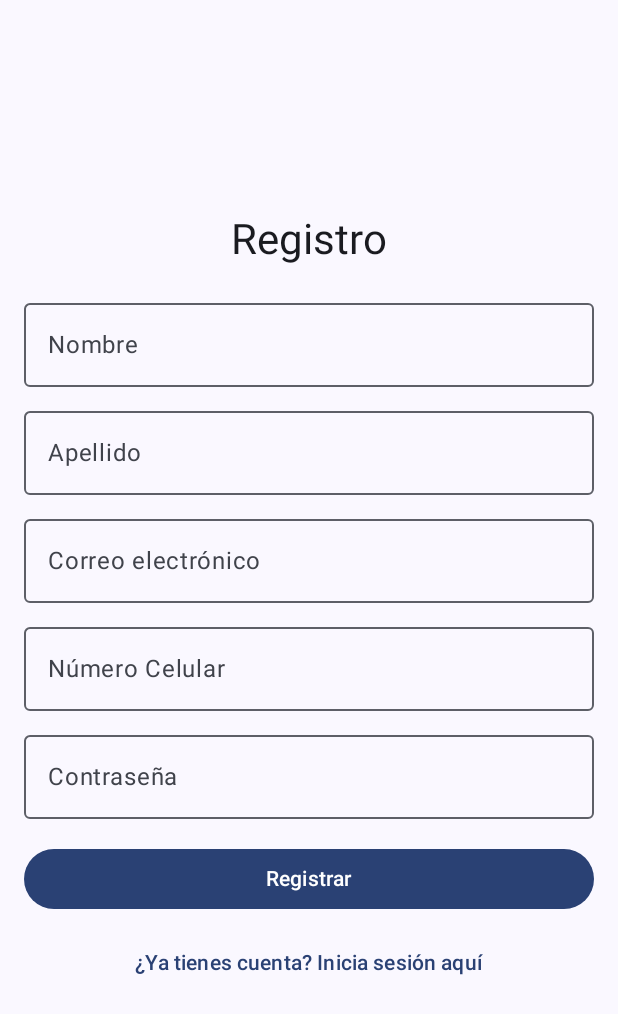
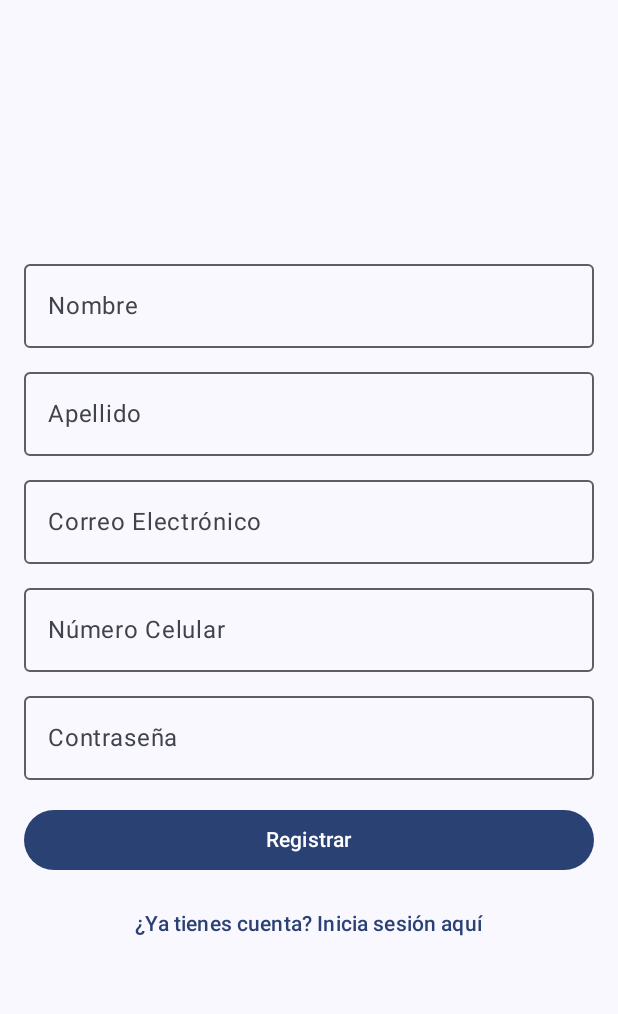
Before and after one commit to maurixcubas/TP_FINAL, an Android app built with Jetpack Compose: the RegistrationScreen screen opened through its navigation route, on a phone screen of 412 x 824 dp. Shown: the top 1014 px of the screen. Run offline under Robolectric (Android 15) with nearby library versions, the phone set to English and light mode, and no system bars; our stand-ins replace livedata-compose; 2 statements that could not run were skipped.

Commit message:
se ha agregado archivo de registro

```diff
--- a/TPfinal/app/src/main/AndroidManifest.xml
+++ b/TPfinal/app/src/main/AndroidManifest.xml
@@ -1,7 +1,7 @@
 <?xml version="1.0" encoding="utf-8"?>
 <manifest xmlns:android="http://schemas.android.com/apk/res/android"
     xmlns:tools="http://schemas.android.com/tools">
-    <uses-permission android:name="android.permission.INTERNET" />
+    <uses-permission android:name="android.permission.INTERNET"/>
     <application
         android:allowBackup="true"
         android:dataExtractionRules="@xml/data_extraction_rules"
--- a/TPfinal/app/src/main/java/com/elidacaceres/tpfinal/MainActivity.kt
+++ b/TPfinal/app/src/main/java/com/elidacaceres/tpfinal/MainActivity.kt
@@ -29,7 +29,8 @@ class MainActivity : ComponentActivity() {
                     // Pantalla de inicio de sesión
                     composable("login") {
                         LoginScreen(
-                            onNavigateToRegister = { navController.navigate("registration") }
+                            onNavigateToRegister = { navController.navigate("registration") },
+                            onNavigateToChat = { navController.navigate("chat") } // Navega al chat
                         )
                     }
                     // Pantalla de registro
--- a/TPfinal/app/src/main/java/com/elidacaceres/tpfinal/RegistrationScreen.kt
+++ b/TPfinal/app/src/main/java/com/elidacaceres/tpfinal/RegistrationScreen.kt
@@ -8,9 +8,9 @@ import androidx.compose.runtime.livedata.observeAsState
 import androidx.compose.ui.Alignment
 import androidx.compose.ui.Modifier
 import androidx.compose.ui.text.input.PasswordVisualTransformation
+import androidx.compose.ui.text.input.VisualTransformation
 import androidx.compose.ui.unit.dp
 import androidx.lifecycle.viewmodel.compose.viewModel
-import com.elidacaceres.tpfinal.ui.theme.TPfinalTheme
 
 @Composable
 fun RegistrationScreen(onNavigateToLogin: () -> Unit, viewModel: RegisterViewModel = viewModel()) {
@@ -20,7 +20,7 @@ fun RegistrationScreen(onNavigateToLogin: () -> Unit, viewModel: RegisterViewMod
     var phoneNumber by remember { mutableStateOf("") }
     var password by remember { mutableStateOf("") }
 
-    val registrationResult by viewModel.registrationResult.observeAsState(initial = "")
+    val registrationState by viewModel.registrationState.observeAsState(RegistrationState.Idle)
 
     Scaffold(
         modifier = Modifier.fillMaxSize(),
@@ -33,70 +33,97 @@ fun RegistrationScreen(onNavigateToLogin: () -> Unit, viewModel: RegisterViewMod
                 verticalArrangement = Arrangement.Center,
                 horizontalAlignment = Alignment.CenterHorizontally
             ) {
-                Text(
-                    text = "Registro",
-                    style = MaterialTheme.typography.headlineMedium
+                RegistrationTextField(
+                    value = firstName,
+                    label = "Nombre",
+                    onValueChange = { firstName = it }
+                )
+                Spacer(modifier = Modifier.height(8.dp))
+
+                RegistrationTextField(
+                    value = lastName,
+                    label = "Apellido",
+                    onValueChange = { lastName = it }
+                )
+                Spacer(modifier = Modifier.height(8.dp))
+
+                RegistrationTextField(
+                    value = email,
+                    label = "Correo Electrónico",
+                    onValueChange = { email = it }
+                )
+                Spacer(modifier = Modifier.height(8.dp))
+
+                RegistrationTextField(
+                    value = phoneNumber,
+                    label = "Número Celular",
+                    onValueChange = { phoneNumber = it }
+                )
+                Spacer(modifier = Modifier.height(8.dp))
+
+                RegistrationTextField(
+                    value = password,
+                    label = "Contraseña",
+                    isPassword = true,
+                    onValueChange = { password = it }
                 )
                 Spacer(modifier = Modifier.height(16.dp))
-                OutlinedTextField(
-                    value = firstName,
-                    onValueChange = { firstName = it },
-                    label = { Text("Nombre") },
-                    modifier = Modifier.fillMaxWidth()
-                )
-                Spacer(modifier = Modifier.height(8.dp))
-                OutlinedTextField(
-                    value = lastName,
-                    onValueChange = { lastName = it },
-                    label = { Text("Apellido") },
-                    modifier = Modifier.fillMaxWidth()
-                )
-                Spacer(modifier = Modifier.height(8.dp))
-                OutlinedTextField(
-                    value = email,
-                    onValueChange = { email = it },
-                    label = { Text("Correo electrónico") },
-                    modifier = Modifier.fillMaxWidth()
-                )
-                Spacer(modifier = Modifier.height(8.dp))
-                OutlinedTextField(
-                    value = phoneNumber,
-                    onValueChange = { phoneNumber = it },
-                    label = { Text("Número Celular") },
-                    modifier = Modifier.fillMaxWidth()
-                )
-                Spacer(modifier = Modifier.height(8.dp))
-                OutlinedTextField(
-                    value = password,
-                    onValueChange = { password = it },
-                    label = { Text("Contraseña") },
-                    visualTransformation = PasswordVisualTransformation(),
-                    modifier = Modifier.fillMaxWidth()
-                )
-                Spacer(modifier = Modifier.height(16.dp))
+
                 Button(
                     onClick = {
-                        viewModel.registerUser(firstName, lastName, email, phoneNumber, password)
+                        viewModel.registerUser(
+                            firstName,
+                            lastName,
+                            email,
+                            phoneNumber,
+                            password
+                        )
                     },
                     modifier = Modifier.fillMaxWidth()
                 ) {
                     Text("Registrar")
                 }
+
                 Spacer(modifier = Modifier.height(8.dp))
                 TextButton(onClick = onNavigateToLogin) {
                     Text("¿Ya tienes cuenta? Inicia sesión aquí")
                 }
                 Spacer(modifier = Modifier.height(16.dp))
 
-                // Mostrar el resultado del registro
-                if (registrationResult.isNotEmpty()) {
-                    Text(
-                        text = registrationResult,
-                        style = MaterialTheme.typography.bodyMedium,
-                        color = if (registrationResult == "Registro exitoso") MaterialTheme.colorScheme.primary else MaterialTheme.colorScheme.error
-                    )
+                // Mostrar estados de registro
+                when (registrationState) {
+                    is RegistrationState.Loading -> CircularProgressIndicator()
+                    is RegistrationState.Success -> {
+                        Text(
+                            text = (registrationState as RegistrationState.Success).message,
+                            color = MaterialTheme.colorScheme.primary
+                        )
+                    }
+                    is RegistrationState.Error -> {
+                        Text(
+                            text = (registrationState as RegistrationState.Error).errorMessage,
+                            color = MaterialTheme.colorScheme.error
+                        )
+                    }
+                    else -> {}
                 }
             }
         }
     )
 }
+
+@Composable
+fun RegistrationTextField(
+    value: String,
+    label: String,
+    onValueChange: (String) -> Unit,
+    isPassword: Boolean = false  // Corregido a Boolean
+) {
+    OutlinedTextField(
+        value = value,
+        onValueChange = onValueChange,
+        label = { Text(label) },
+        visualTransformation = if (isPassword) PasswordVisualTransformation() else VisualTransformation.None,
+        modifier = Modifier.fillMaxWidth()
+    )
+}
--- a/TPfinal/app/src/main/java/com/elidacaceres/tpfinal/RetrofitInstance.kt
+++ b/TPfinal/app/src/main/java/com/elidacaceres/tpfinal/RetrofitInstance.kt
@@ -5,7 +5,7 @@ import retrofit2.Retrofit
 import retrofit2.converter.gson.GsonConverterFactory
 
 object RetrofitInstance {
-    private const val BASE_URL = "http://192.168.100.29:5000/"
+    private const val BASE_URL = "http://192.168.100.29:5000"
 
     private val loggingInterceptor = HttpLoggingInterceptor().apply {
         level = HttpLoggingInterceptor.Level.BODY
--- a/TPfinal/gradle/libs.versions.toml
+++ b/TPfinal/gradle/libs.versions.toml
@@ -1,5 +1,5 @@
 [versions]
-agp = "8.6.1"
+agp = "8.7.2"
 kotlin = "1.9.0"
 coreKtx = "1.15.0"
 junit = "4.13.2"
```
Also changed, not shown: TPfinal/app/src/main/java/com/elidacaceres/tpfinal/LoginScreen.kt (+15 -7 lines), TPfinal/app/src/main/java/com/elidacaceres/tpfinal/RegistrationViewModel.kt (line endings or trailing spaces), TPfinal/app/src/main/java/com/elidacaceres/tpfinal/WelcomeScreen.kt (line endings or trailing spaces).
